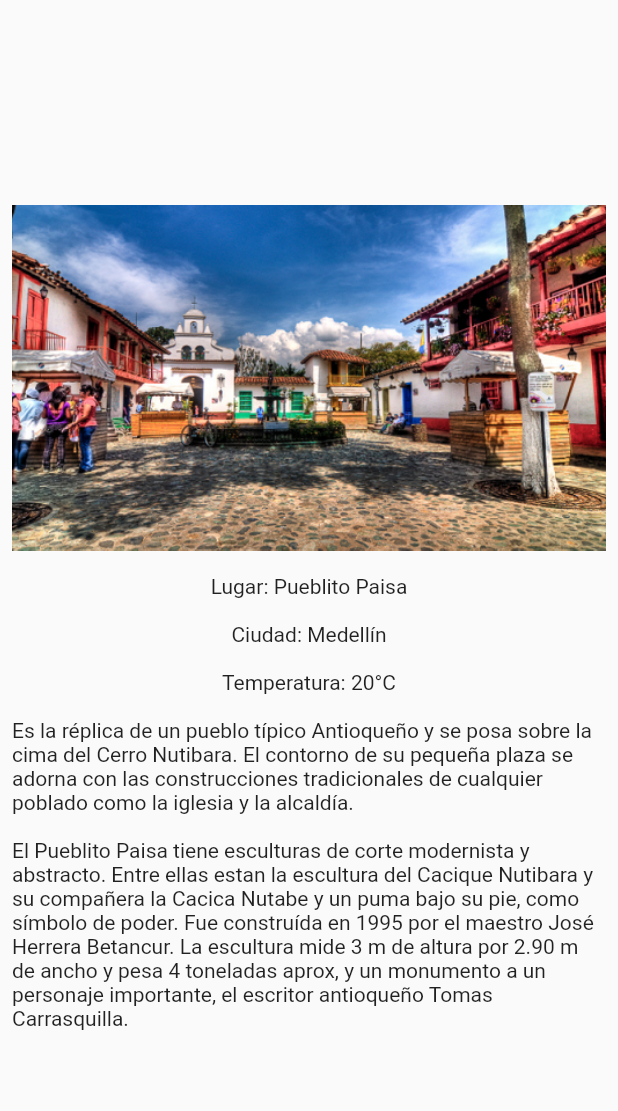
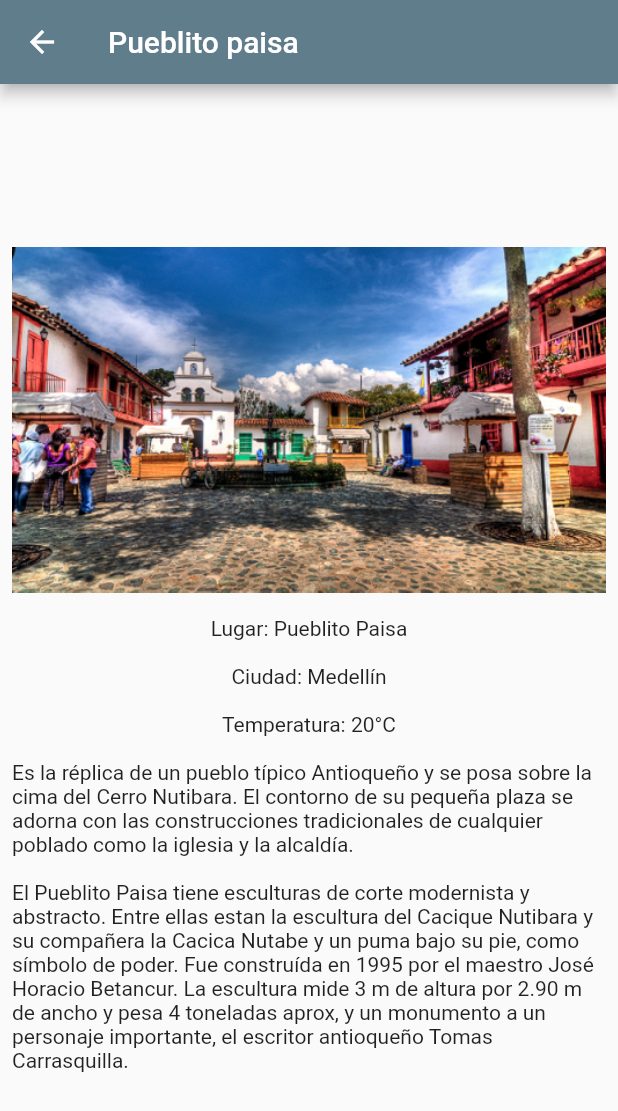
Before and after one commit to NotScrum/AppTurismo, a Flutter app: the HomePage screen opened directly, on a phone screen of 412 x 824 dp. Shown: the top 1111 px of the screen. Run offline on Flutter 3.47's test engine with Material 2 defaults, Android fonts, the phone set to English and light mode, and no system bars; our stand-ins replace shared_preferences; accounts and stored records are empty.

Commit message:
Update home_page.dart
Se agrega appBar, linea 15

```diff
--- a/lib/pages/home_page.dart
+++ b/lib/pages/home_page.dart
@@ -12,6 +12,7 @@ class _HomePageState extends State<HomePage> {
   @override
   Widget build(BuildContext context) {
     return Scaffold(
+      appBar: AppBar(title: const Text('Pueblito paisa')),
       body: Padding(
         padding: const EdgeInsets.symmetric(horizontal:8 , vertical:16),
         child: Center(
@@ -41,7 +42,7 @@ class _HomePageState extends State<HomePage> {
                 const SizedBox(
                   height: 16,
                 ),
-                const Text('El Pueblito Paisa tiene esculturas de corte modernista y abstracto. Entre ellas estan la escultura del Cacique Nutibara y su compañera la Cacica Nutabe y un puma bajo su pie, como símbolo de poder. Fue construída en 1995 por el maestro José Herrera Betancur. La escultura mide 3 m de altura por 2.90 m de ancho y pesa 4 toneladas aprox, y un monumento a un personaje importante, el escritor antioqueño Tomas Carrasquilla.'),
+                const Text('El Pueblito Paisa tiene esculturas de corte modernista y abstracto. Entre ellas estan la escultura del Cacique Nutibara y su compañera la Cacica Nutabe y un puma bajo su pie, como símbolo de poder. Fue construída en 1995 por el maestro José Horacio Betancur. La escultura mide 3 m de altura por 2.90 m de ancho y pesa 4 toneladas aprox, y un monumento a un personaje importante, el escritor antioqueño Tomas Carrasquilla.'),
               ],
 
             ),
```
